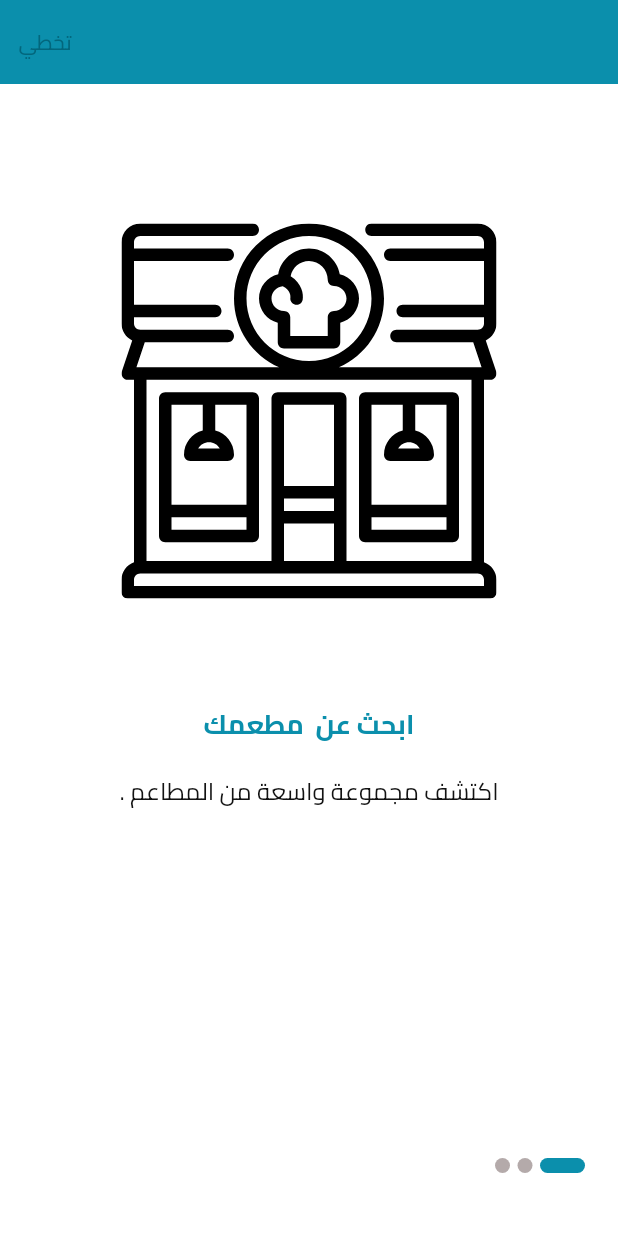
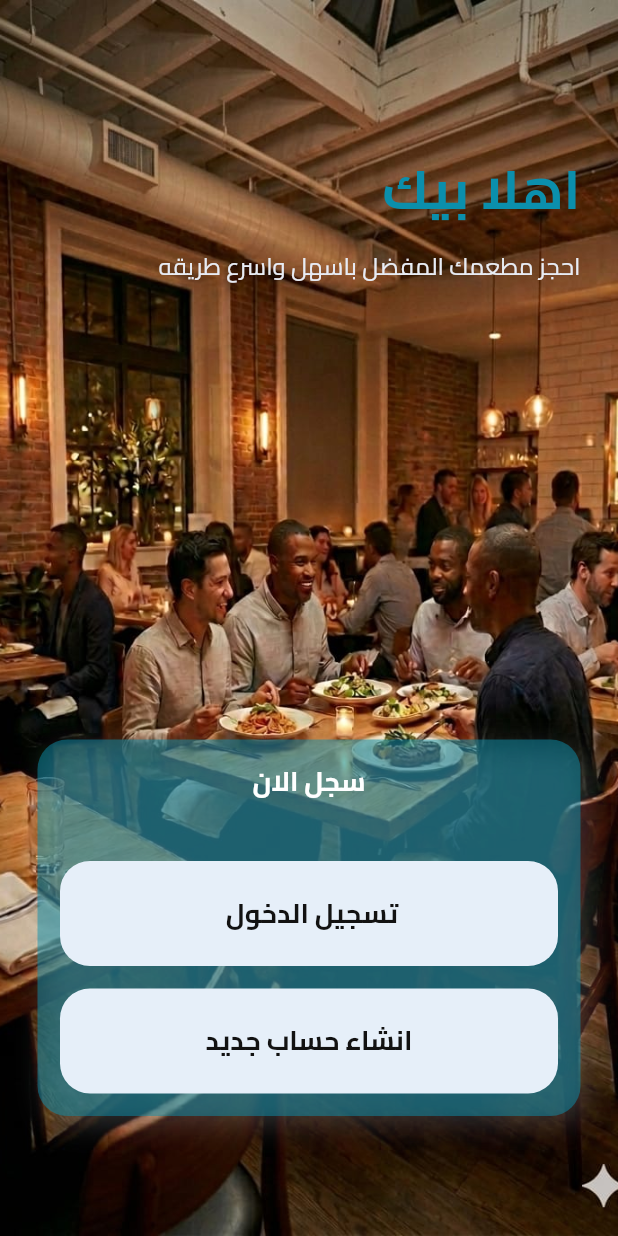
Before and after one commit to AME-7/mat3amy, a Flutter app: the screen it shows after launch, after a tap on "تخطي", on a phone screen of 412 x 824 dp. Run offline on Flutter 3.47's test engine with Material 3 defaults, Android fonts, the phone set to English and light mode, and no system bars; drawn by our look-alikes of smooth_page_indicator; our stand-ins replace easy_localization, firebase_core, flutter_svg, gap, go_router, lottie and 2 more; accounts and stored records are empty.

Commit message:
complete home feature and fixes

```diff
--- a/lib/core/constants/app_images.dart
+++ b/lib/core/constants/app_images.dart
@@ -1,5 +1,5 @@
 abstract class AppImages {
-  static const String bg = 'assets/images/welcom.png';
+  static const String bg = 'assets/images/welcome.png';
   static const String hadramot = 'assets/images/7adramot.png';
   static const String hadramot1 = 'assets/images/7adramot1.png';
   static const String hadramot2 = 'assets/images/7adramot2.png';
--- a/lib/core/routes/app_router.dart
+++ b/lib/core/routes/app_router.dart
@@ -1,7 +1,8 @@
 import 'package:go_router/go_router.dart';
 import 'package:mat3amy/core/routes/routes.dart';
-import 'package:mat3amy/featurs/enboarding/onboarding_screen.dart';
-import 'package:mat3amy/featurs/splash/splash_screen.dart';
+import 'package:mat3amy/features/intro/enboarding/onboarding_screen.dart';
+import 'package:mat3amy/features/intro/splash/splash_screen.dart';
+import 'package:mat3amy/features/intro/welcom/welcome_screen.dart';
 
 class AppRouter {
   // configuration
@@ -16,6 +17,10 @@ class AppRouter {
         path: Routes.onboarding,
         builder: (context, state) => const OnboardingScreen(),
       ),
+      GoRoute(
+        path: Routes.welcome,
+        builder: (context, state) => const WelcomeScreen(),
+      ),
     ],
   );
 }
--- a/lib/core/routes/routes.dart
+++ b/lib/core/routes/routes.dart
@@ -5,6 +5,7 @@ var globalContext = GlobalKey<NavigatorState>();
 class Routes {
   static String splash = '/';
   static String onboarding = '/onboarding';
+  static String welcome = '/welcome';
   static String login = '/login';
   static String register = '/register';
 }
--- a/lib/featurs/enboarding/onboarding_screen.dart
+++ b/lib/features/intro/enboarding/onboarding_screen.dart
@@ -1,5 +1,7 @@
 import 'package:easy_localization/easy_localization.dart';
 import 'package:flutter/material.dart';
+import 'package:mat3amy/core/routes/navigations.dart';
+import 'package:mat3amy/core/routes/routes.dart';
 
 import 'package:mat3amy/core/services/local/shared_pref.dart';
 import 'package:mat3amy/core/utils/styles/app_text_styles.dart';
@@ -7,7 +9,7 @@ import 'package:mat3amy/core/utils/styles/colors.dart';
 import 'package:mat3amy/core/widget/custom_svg_picture.dart';
 import 'package:mat3amy/core/widget/main_button.dart';
 import 'package:mat3amy/core/widget/my_body_view.dart';
-import 'package:mat3amy/featurs/enboarding/onboarding_model.dart';
+import 'package:mat3amy/features/intro/enboarding/onboarding_model.dart';
 import 'package:mat3amy/generated/locale_keys.g.dart';
 
 import 'package:smooth_page_indicator/smooth_page_indicator.dart';
@@ -31,7 +33,7 @@ class _OnboardingScreenState extends State<OnboardingScreen> {
             TextButton(
               onPressed: () {
                 SharedPref.setOnboardingShown();
-                // pushReplacement(context, Routes.welcome);
+                pushReplacement(context, Routes.welcome);
               },
               child: Text(LocaleKeys.skip.tr()),
             ),
@@ -101,7 +103,7 @@ class _OnboardingScreenState extends State<OnboardingScreen> {
                       text: LocaleKeys.lets_go.tr(),
                       onPressed: () {
                         SharedPref.setOnboardingShown();
-                        // pushReplacement(context, Routes.welcome);
+                        pushReplacement(context, Routes.welcome);
                       },
                     ),
                 ],
--- /dev/null
+++ b/lib/features/intro/welcom/welcome_screen.dart
@@ -0,0 +1,116 @@
+import 'package:flutter/material.dart';
+import 'package:gap/gap.dart';
+import 'package:mat3amy/core/constants/app_images.dart';
+import 'package:mat3amy/core/routes/navigations.dart';
+import 'package:mat3amy/core/routes/routes.dart';
+import 'package:mat3amy/core/utils/styles/app_text_styles.dart';
+import 'package:mat3amy/core/utils/styles/colors.dart';
+
+class WelcomeScreen extends StatelessWidget {
+  const WelcomeScreen({super.key});
+
+  @override
+  Widget build(BuildContext context) {
+    return Scaffold(
+      body: Stack(
+        children: [
+          Image.asset(
+            AppImages.bg,
+            width: double.infinity,
+            height: double.infinity,
+            fit: BoxFit.cover,
+          ),
+          PositionedDirectional(
+            top: 100,
+            start: 25,
+            end: 25,
+            child: Column(
+              crossAxisAlignment: CrossAxisAlignment.start,
+              children: [
+                Text(
+                  'اهلا بيك',
+                  style: AppTextStyles.headline30.copyWith(
+                    color: AppColors.primaryColor,
+                    fontSize: 36,
+                  ),
+                ),
+                const Gap(15),
+                Text(
+                  'احجز مطعمك المفضل باسهل واسرع طريقه',
+                  style: AppTextStyles.body16.copyWith(
+                    color: AppColors.borderColor,
+                  ),
+                ),
+              ],
+            ),
+          ),
+          PositionedDirectional(
+            bottom: 80,
+            start: 25,
+            end: 25,
+            child: Container(
+              padding: const EdgeInsets.all(15),
+              decoration: BoxDecoration(
+                color: AppColors.primaryColor.withValues(alpha: .5),
+                borderRadius: BorderRadius.circular(20),
+                boxShadow: [
+                  BoxShadow(
+                    color: Colors.grey.withValues(alpha: .3),
+                    blurRadius: 15,
+                    offset: const Offset(5, 5),
+                  ),
+                ],
+              ),
+              child: Column(
+                children: [
+                  Text(
+                    'سجل الان',
+                    style: AppTextStyles.title18.copyWith(
+                      color: AppColors.whiteColor,
+                    ),
+                  ),
+                  const SizedBox(height: 40),
+                  _buildUserButton(
+                    title: 'تسجيل الدخول ',
+                    onTap: () {
+                      pushTo(context, Routes.login);
+                    },
+                  ),
+                  const SizedBox(height: 15),
+                  _buildUserButton(
+                    title: 'انشاء حساب جديد',
+                    onTap: () {
+                      pushTo(context, Routes.register);
+                    },
+                  ),
+                ],
+              ),
+            ),
+          ),
+        ],
+      ),
+    );
+  }
+
+  GestureDetector _buildUserButton({
+    required String title,
+    required Function() onTap,
+  }) {
+    return GestureDetector(
+      onTap: onTap,
+      child: Container(
+        height: 70,
+        decoration: BoxDecoration(
+          color: AppColors.accentColor.withValues(alpha: 1),
+          borderRadius: BorderRadius.circular(20),
+        ),
+        child: Center(
+          child: Text(
+            title,
+            style: AppTextStyles.title18.copyWith(color: AppColors.darkColor),
+          ),
+        ),
+      ),
+    );
+  }
+}
```
Also changed, not shown: assets/images/logo.svg (added), assets/images/welcom.png (deleted), assets/images/welcome.png (added), lib/features/intro/enboarding/onboarding_model.dart (renamed from lib/featurs/enboarding/onboarding_model.dart), lib/features/intro/splash/splash_screen.dart (renamed from lib/featurs/splash/splash_screen.dart).
